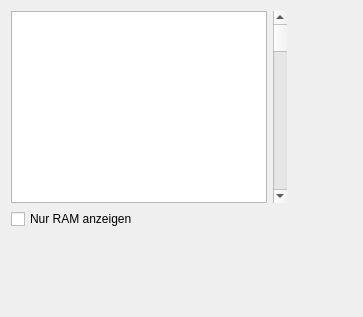
Above: src/memory_window.ui from ThKattanek/emu64 before the change. Below: the same form after it.
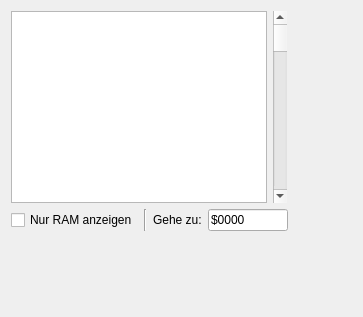
That is the form after the change.

```diff
--- a/src/memory_window.ui
+++ b/src/memory_window.ui
@@ -99,11 +99,59 @@
        </property>
       </widget>
      </item>
+     <item>
+      <widget class="Line" name="line">
+       <property name="orientation">
+        <enum>Qt::Vertical</enum>
+       </property>
+      </widget>
+     </item>
+     <item>
+      <widget class="QLabel" name="label">
+       <property name="text">
+        <string>Gehe zu:</string>
+       </property>
+      </widget>
+     </item>
+     <item>
+      <widget class="QLineEdit" name="jump_address">
+       <property name="sizePolicy">
+        <sizepolicy hsizetype="Expanding" vsizetype="Fixed">
+         <horstretch>0</horstretch>
+         <verstretch>0</verstretch>
+        </sizepolicy>
+       </property>
+       <property name="minimumSize">
+        <size>
+         <width>0</width>
+         <height>0</height>
+        </size>
+       </property>
+       <property name="maximumSize">
+        <size>
+         <width>80</width>
+         <height>16777215</height>
+        </size>
+       </property>
+       <property name="toolTip">
+        <string>Springe zu dieser Adresse. Mit Return bestätigen.</string>
+       </property>
+       <property name="text">
+        <string>$0000</string>
+       </property>
+       <property name="maxLength">
+        <number>5</number>
+       </property>
+      </widget>
+     </item>
      <item>
       <spacer name="horizontalSpacer">
        <property name="orientation">
         <enum>Qt::Horizontal</enum>
        </property>
+       <property name="sizeType">
+        <enum>QSizePolicy::Expanding</enum>
+       </property>
        <property name="sizeHint" stdset="0">
         <size>
          <width>40</width>
```
